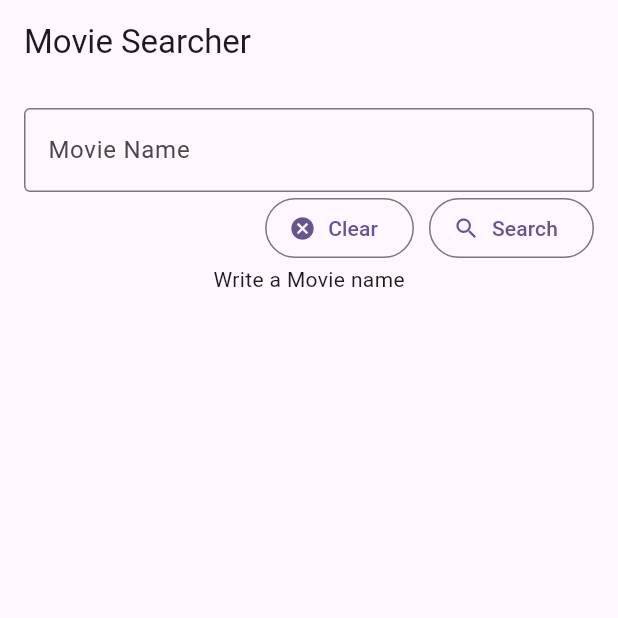
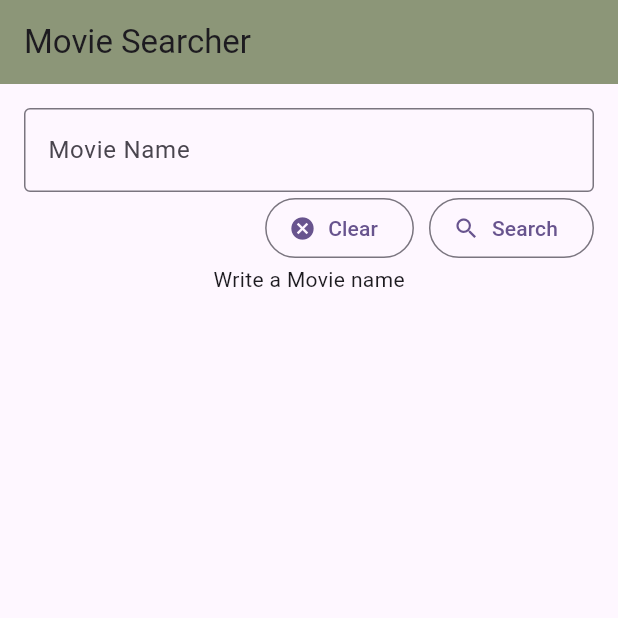
Before and after one commit to abidroid/sbbwu_session18_omdb_api, a Flutter app: the screen it shows after launch, on a phone screen of 412 x 824 dp, the top half of it. Run offline on Flutter 3.47's test engine with Material 3 defaults, Android fonts, the phone set to English and light mode, and no system bars; our stand-ins replace flutter_spinkit, gap.

Commit message:
styling completed

```diff
--- a/lib/screens/movie_search_screen.dart
+++ b/lib/screens/movie_search_screen.dart
@@ -6,6 +6,7 @@ import 'package:flutter_spinkit/flutter_spinkit.dart';
 import 'package:gap/gap.dart';
 import 'package:sbbwu_session18_omdb_api/models/movie.dart';
 import 'package:http/http.dart' as http;
+import 'package:sbbwu_session18_omdb_api/widgets/movie_item.dart';
 
 
 class MovieSearchScreen extends StatefulWidget {
@@ -16,6 +17,10 @@ class MovieSearchScreen extends StatefulWidget {
 }
 
 class _MovieSearchScreenState extends State<MovieSearchScreen> {
+
+  Color myFavColor = Color.fromARGB(255, 140, 150, 120);
+  Color secondColor = Color(0xffff0000);
+
   TextEditingController movieNameController = TextEditingController();
   late StreamController streamController;
   late Stream stream;
@@ -61,9 +66,11 @@ class _MovieSearchScreenState extends State<MovieSearchScreen> {
   Widget build(BuildContext context) {
     return Scaffold(
       appBar: AppBar(
+        backgroundColor: myFavColor,
         title: const Text('Movie Searcher'),
       ),
-      body: Padding(
+      body: SingleChildScrollView(
+        child: Padding(
           padding: const EdgeInsets.all(16.0),
           child: Column(
             children: [
@@ -115,7 +122,23 @@ class _MovieSearchScreenState extends State<MovieSearchScreen> {
 
                 Movie movie = snapshot.data as Movie;
 
-              return Image.network(movie.poster!, width: 300, height: 400,);
+                return Card(child: Column(
+                  children: [
+                    const Gap(16),
+                    CircleAvatar(
+                      radius: 120,
+                        backgroundImage: NetworkImage(movie.poster!)),
+                    const Gap(16),
+                    MovieItem(heading: 'Country', value: movie.country!),
+                    const Gap(16),
+                    MovieItem(heading: 'Language', value: movie.language!),
+                    const Gap(16),
+                    MovieItem(heading: 'Actors', value: movie.actors!),
+                    const Gap(16),
+                    MovieItem(heading: 'Plot', value: movie.plot!),
+
+                  ],
+                ));
 
 
 
@@ -123,6 +146,7 @@ class _MovieSearchScreenState extends State<MovieSearchScreen> {
             ],
           ),
         ),
+      ),
     );
   }
 }
```
Also changed, not shown: lib/widgets/movie_item.dart (added, +28 -0 lines). Lines whose indentation alone changed are shown as unchanged.
